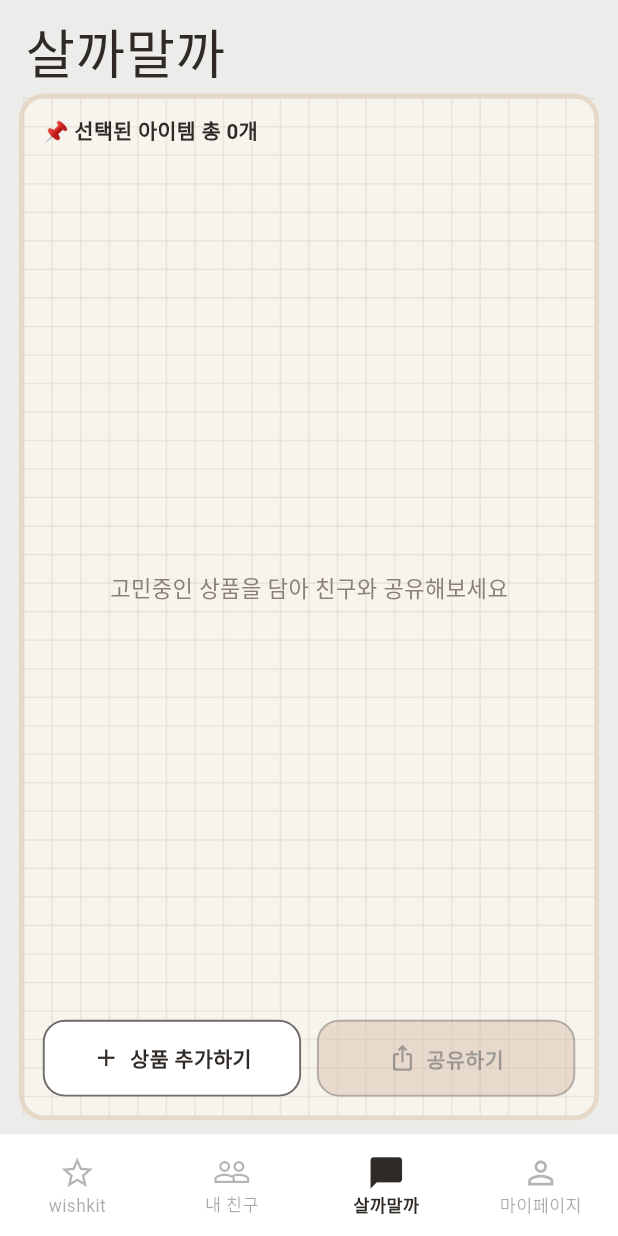
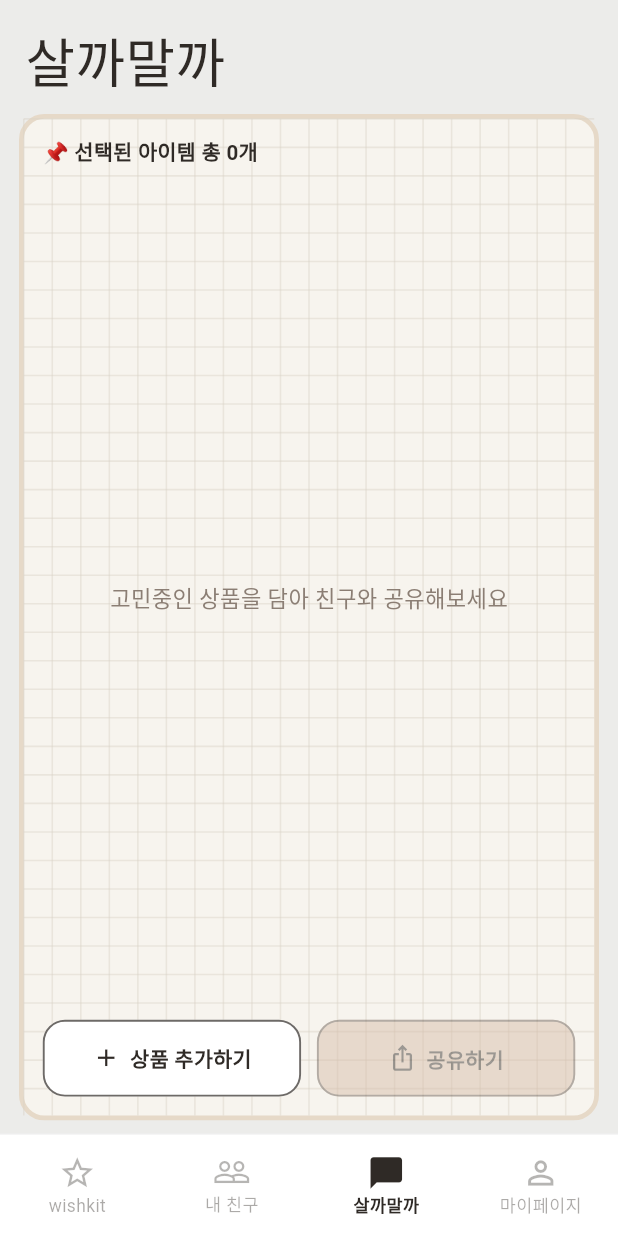
Before and after one commit to soft-studio-team/2026-softstudio-project, a Flutter app: the SalkamalkaScreen screen opened by its route, on a phone screen of 412 x 824 dp. Run offline on Flutter 3.47's test engine with Material 3 defaults, Android fonts, the phone set to English and light mode, and no system bars; our stand-ins replace cloud_firestore, firebase_auth, firebase_core, firebase_messaging, firebase_storage, flutter_local_notifications and 4 more; missing offline and left inert: flutter_inappwebview, receive_sharing_intent; accounts and stored records are empty; Roboto replaces fonts that are missing (Jua).

Commit message:
style: 살까말까 격자를 내 친구 검색창 높이에 맞춘다
제목 행 높이와 아래 간격을 내 친구 헤더와 같게 해서, 격자 시작점이 검색 박스와 나란히 보이게 한다.

Co-authored-by: Cursor <cursoragent@cursor.com>

```diff
--- a/wishlist-appversion2/flutter_app/lib/screens/salkamalka/salkamalka_screen.dart
+++ b/wishlist-appversion2/flutter_app/lib/screens/salkamalka/salkamalka_screen.dart
@@ -24,8 +24,20 @@ class SalkamalkaScreen extends StatelessWidget {
           crossAxisAlignment: CrossAxisAlignment.stretch,
           children: [
             Padding(
-              padding: const EdgeInsets.fromLTRB(16, 14, 16, 8),
-              child: Text('살까말까', style: DiaryTheme.display(34)),
+              padding: const EdgeInsets.fromLTRB(16, 14, 16, 0),
+              child: Column(
+                crossAxisAlignment: CrossAxisAlignment.start,
+                children: [
+                  SizedBox(
+                    height: kMinInteractiveDimension,
+                    child: Align(
+                      alignment: Alignment.centerLeft,
+                      child: Text('살까말까', style: DiaryTheme.display(34)),
+                    ),
+                  ),
+                  const SizedBox(height: 10),
+                ],
+              ),
             ),
             Expanded(
               child: Padding(
```
